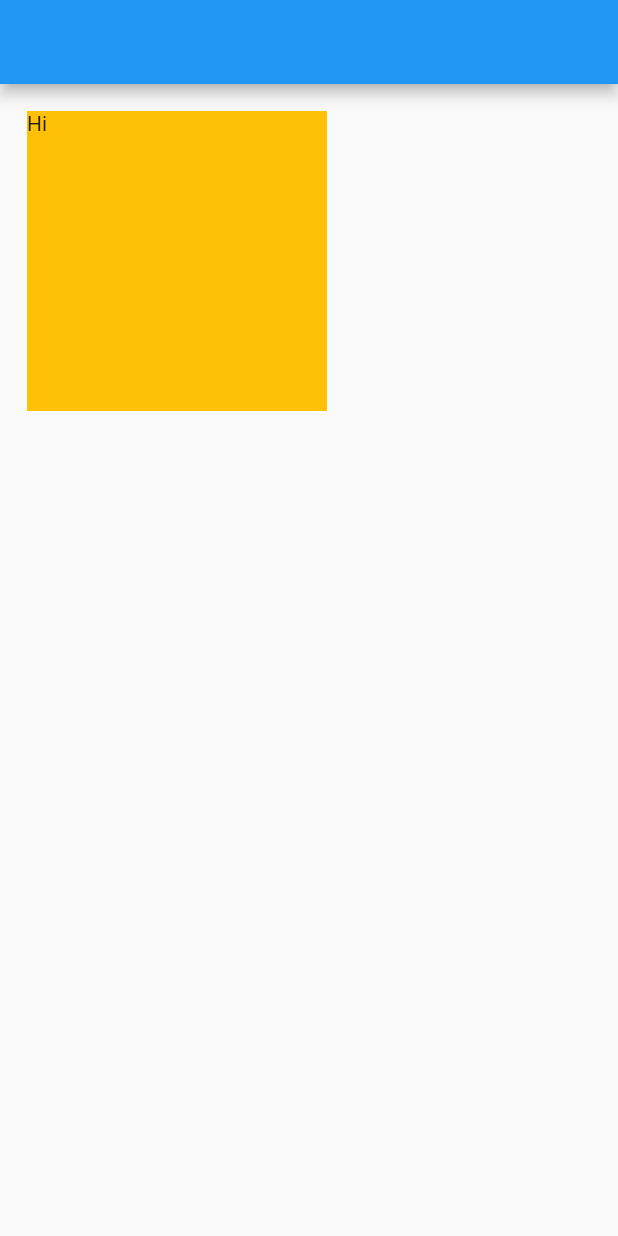
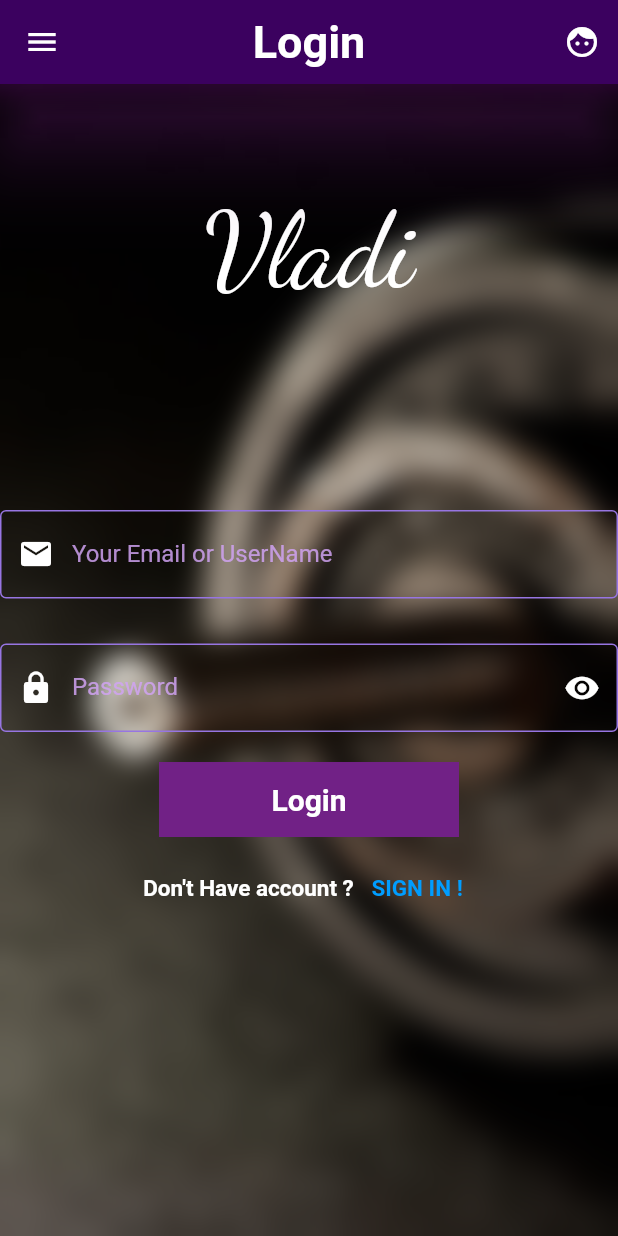
Before and after one commit to Nizar-Sweiss/ExerciseApp, a Flutter app: the screen it shows after launch, on a phone screen of 412 x 824 dp. Run offline on Flutter 3.47's test engine with Material 2 defaults, Android fonts, the phone set to English and light mode, and no system bars; our stand-ins replace animated_splash_screen, lottie, page_transition; project files that could hold a hidden picture were left out.

Commit message:
Login Screen added

```diff
--- a/main/lib/main.dart
+++ b/main/lib/main.dart
@@ -4,7 +4,7 @@ import 'package:main/screens/splashscreen.dart';
 import 'package:main/screens/workout.dart';
 
 void main() {
-  runApp(MaterialApp(home: WorkOut(),) );
+  runApp(MaterialApp(home: Main(),) );
 }
 
 class Main extends StatelessWidget {
@@ -12,6 +12,6 @@ class Main extends StatelessWidget {
 
   @override
   Widget build(BuildContext context) {
-    return Home();
+    return SplashScreen();
   }
 }
--- /dev/null
+++ b/main/lib/screens/Login.dart
@@ -0,0 +1,195 @@
+import 'dart:ui';
+
+import 'package:flutter/material.dart';
+import 'package:main/screens/Home.dart';
+
+
+var emailContr = TextEditingController();
+var passwordContr = TextEditingController();
+
+class Login extends StatefulWidget {
+  const Login({super.key});
+
+  @override
+  State<Login> createState() => _LoginState();
+}
+
+class _LoginState extends State<Login> {
+  @override
+  Widget build(BuildContext context) {
+    return MaterialApp(
+      home: Scaffold(
+        backgroundColor: Color.fromARGB(255, 47, 1, 56),
+        appBar: AppBar(
+          title: Text(
+            "Login",
+            style: TextStyle(
+              fontSize: 30,
+              fontWeight: FontWeight.bold,
+            ),
+          ),
+          centerTitle: true,
+          elevation: 25,
+          shadowColor: Colors.purple,
+          actions: [
+            IconButton(onPressed: Appbaraction, icon: Icon(Icons.face))
+          ],
+          backgroundColor: Color.fromARGB(255, 59, 1, 95),
+        ),
+        drawer: Drawer(),
+        body: Container(
+          height: double.infinity,
+          width: double.infinity,
+          decoration: const BoxDecoration(
+            image: DecorationImage(
+                image: AssetImage("assests/images/Login_Background.jpg"),
+                fit: BoxFit.fill),
+          ),
+          child: ListView(
+            children: [
+              Column(
+
+                children: [
+                  BackdropFilter(
+                     filter: ImageFilter.blur(sigmaX: 10, sigmaY: 10),
+                    child: Container(
+                      margin: EdgeInsets.only(top: 70,bottom: 130),
+                        child: Text(
+                          "Vladi",
+                          style: TextStyle(
+                              color: Colors.white,
+                              fontSize: 70,
+                              fontFamily: 'DancingScript'),
+                        )),
+                  ),
+                  //SizedBox(height: 150,),
+                  TextFormField(
+                    //To take the input when it login
+                    controller: emailContr,
+
+                    style: TextStyle(color: Colors.white),
+                    decoration: InputDecoration(
+                      enabledBorder: OutlineInputBorder(
+                          borderSide: BorderSide(width: 1, color: Color.fromARGB(255, 151, 117, 226)),
+                        ),
+                        labelText: "Your Email or UserName ",
+                        labelStyle:
+                            TextStyle(color: Color.fromARGB(214, 209, 163, 244)),
+                        border: OutlineInputBorder(),
+                        prefixIcon: Icon(
+                          Icons.email,
+                          color: Colors.white,
+                        ),
+                        hoverColor: Color.fromARGB(255, 255, 255, 255)),
+                    keyboardType: TextInputType.emailAddress,
+                    onFieldSubmitted: (emailFeild) {},
+                  ),
+                  SizedBox(
+                    height: 30,
+                  ),
+                  TextFormField(
+                    //To take the input when it login
+                    controller: passwordContr,
+                    obscureText: true,
+                    keyboardType: TextInputType.visiblePassword,
+                    style: TextStyle(color: Colors.white),
+
+                    decoration: InputDecoration(
+                        enabledBorder: OutlineInputBorder(
+                          borderSide: BorderSide(width: 1, color: Color.fromARGB(255, 151, 117, 226)),
+                        ),
+                        focusedBorder: OutlineInputBorder(
+                          borderSide: BorderSide(width: 3, color: Colors.amberAccent),
+                        ),
+                        labelText: "Password ",
+                        labelStyle:
+                            TextStyle(color: Color.fromARGB(214, 209, 163, 244)),
+                        border: OutlineInputBorder(),
+                        prefixIcon: Icon(
+                          Icons.lock,
+                          color: Colors.white,
+                        ),
+                        suffixIcon: Icon(
+                          Icons.remove_red_eye,
+                          color: Colors.white,
+                        ),
+                        hoverColor: Color.fromARGB(255, 255, 255, 255)),
+                    onFieldSubmitted: (emailFeild) {},
+                  ),
+                  SizedBox(
+                    height: 20,
+                  ),
+
+                  Container(
+                    width: 200,
+                    height: 50,
+                    color: Color.fromARGB(255, 113, 33, 134),
+                    child: MaterialButton(
+                      onPressed: () {
+
+                          Navigator.push(context,
+                              MaterialPageRoute(builder: (context) => Home()));
+
+                      },
+                      child: Text(
+                        "Login",
+                        style: TextStyle(
+                            color: Color.fromARGB(255, 255, 255, 255),
+                            fontSize: 20,
+                            fontWeight: FontWeight.bold),
+                      ),
+                    ),
+                  ),
+                  SizedBox(
+                    height: 10,
+                  ),
+                  Row(
+                    mainAxisAlignment: MainAxisAlignment.center,
+                    children: [
+                      Text(
+                        "Don\'t Have account ? ",
+                        style: TextStyle(
+                            color: Color.fromARGB(255, 255, 255, 255),
+                            fontSize: 15,
+                            fontWeight: FontWeight.bold),
+                      ),
+                      TextButton(
+                        onPressed: () {},
+                        child: Text(
+                          "SIGN IN !",
+                          style: TextStyle(
+                              color: Color.fromARGB(255, 0, 157, 255),
+                              fontSize: 15,
+                              fontWeight: FontWeight.bold),
+                        ),
+                      )
+
+                    ],
+                  ),
+                   SizedBox(
+                    height: 20,
+                  ),
+                ],
+              ),
+            ],
+          )
+
+        ),
+      ),
+    );
+  }
+
+  ValidateInfo() {
+    if (emailContr.text == "Nizar" && passwordContr.text == "1234") {
+      print(emailContr.toString());
+      return true;
+    } else {
+      print(passwordContr.toString());
+      return false;
+    }
+  }
+
+  void Appbaraction() {
+    print("App Bar Action ");
+  }
+}
--- a/main/lib/screens/splashscreen.dart
+++ b/main/lib/screens/splashscreen.dart
@@ -1,5 +1,6 @@
 import 'package:flutter/material.dart';
 import 'package:animated_splash_screen/animated_splash_screen.dart';
+import 'package:main/screens/Login.dart';
 import 'package:page_transition/page_transition.dart';
 import 'package:main/screens/Home.dart';
 import 'package:lottie/lottie.dart';
@@ -12,7 +13,7 @@ class SplashScreen extends StatelessWidget {
     return AnimatedSplashScreen(
       splash: Lottie.asset('assests/images/SplashIcon.json'),
       backgroundColor: Color.fromARGB(255, 48, 0, 97),
-      nextScreen: const Home(),
+      nextScreen: const Login(),
       splashIconSize: 250,
       duration: 3000,
       splashTransition: SplashTransition.fadeTransition,
--- a/main/pubspec.yaml
+++ b/main/pubspec.yaml
@@ -88,6 +88,10 @@ flutter:
     - family: ZenTokyoZoo
       fonts:
         - asset: assests/fonts/ZenTokyoZoo-Regular.ttf
+    - family: DancingScript
+      fonts:
+        - asset: assests\fonts\DancingScript-VariableFont_wght.ttf
+
 
   #       - asset: fonts/Schyler-Italic.ttf
   #         style: italic
```
Also changed, not shown: main/assests/fonts/DancingScript-VariableFont_wght.ttf (added), main/assests/images/Login_Background.jpg (added), 1 other file.
